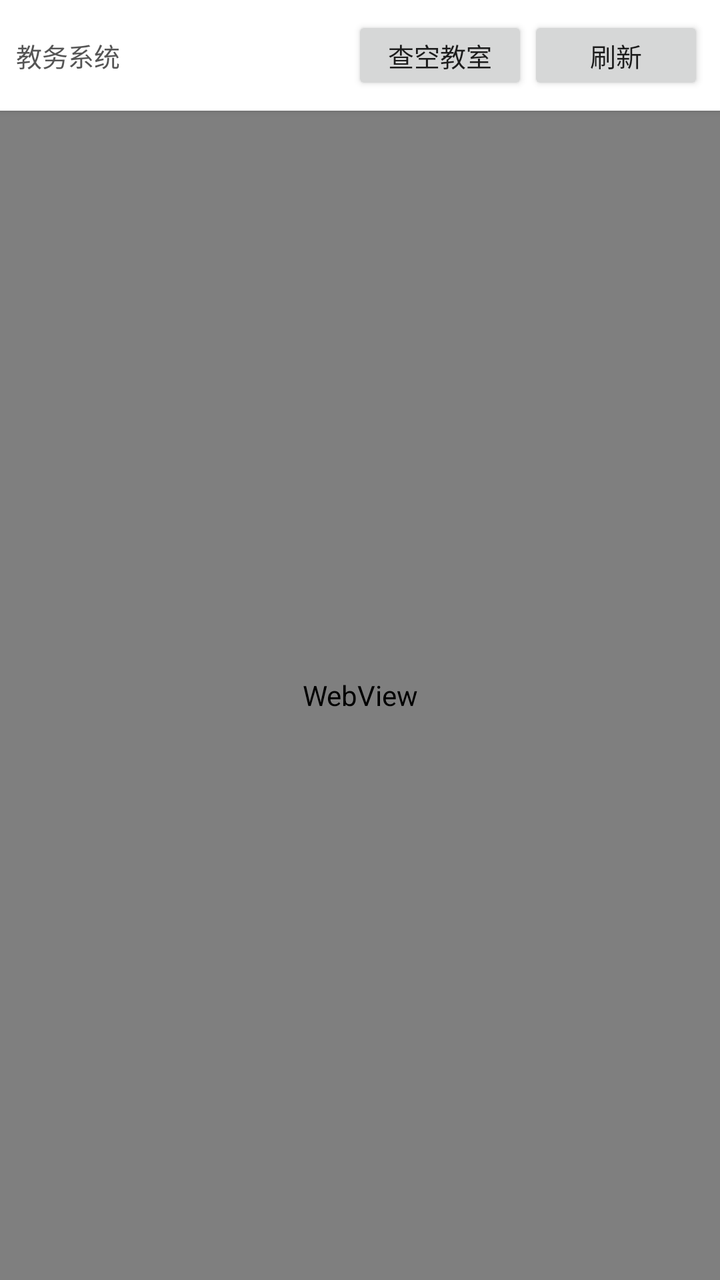
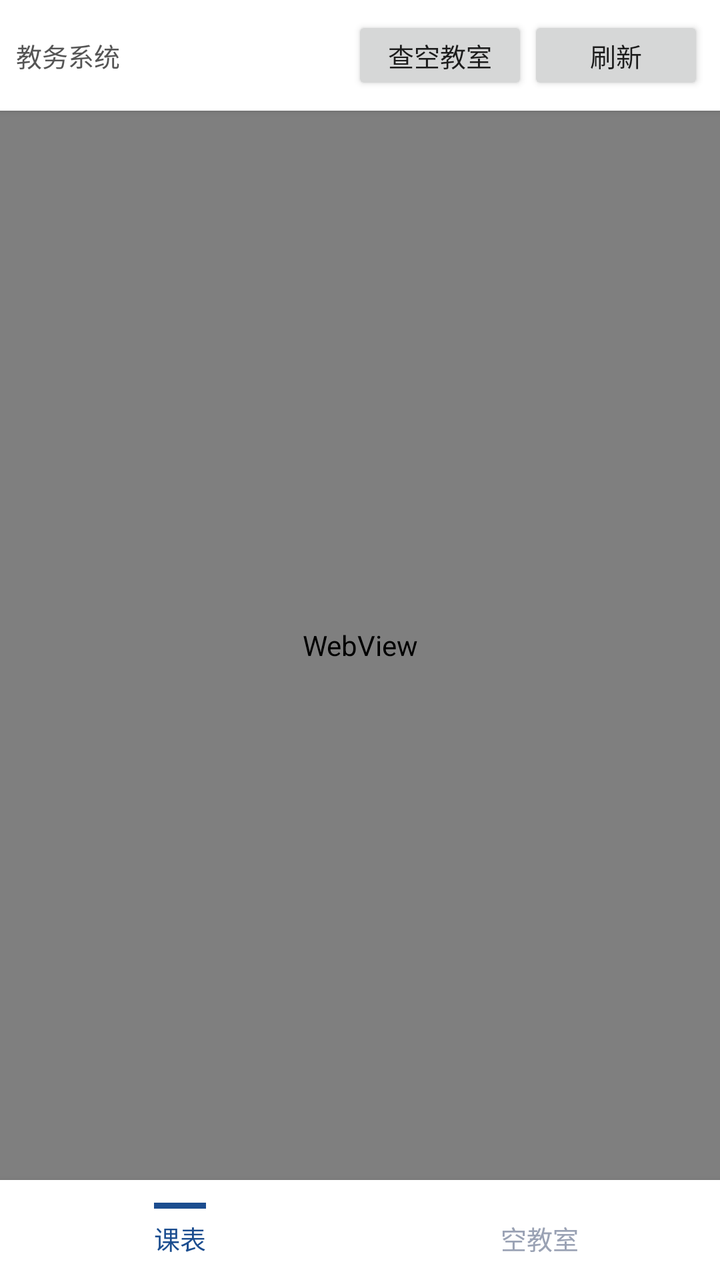

Compare the two renders of this Android layout. The source of the first and the diff that turns it into the second are given below.
<!-- AndroidManifest.xml: application theme AppTheme -->
<!-- res/layout/activity_main.xml -->
<?xml version="1.0" encoding="utf-8"?>
<LinearLayout xmlns:android="http://schemas.android.com/apk/res/android"
    android:layout_width="match_parent"
    android:layout_height="match_parent"
    android:orientation="vertical"
    android:background="#f5f6f8">

    <LinearLayout
        android:layout_width="match_parent"
        android:layout_height="wrap_content"
        android:orientation="horizontal"
        android:gravity="center_vertical"
        android:padding="8dp"
        android:background="#ffffff"
        android:elevation="2dp">

        <TextView
            android:id="@+id/statusText"
            android:layout_width="0dp"
            android:layout_height="wrap_content"
            android:layout_weight="1"
            android:text="教务系统"
            android:textSize="13sp"
            android:textColor="#555"
            android:maxLines="2" />

        <Button
            android:id="@+id/btnQuery"
            android:layout_width="wrap_content"
            android:layout_height="wrap_content"
            android:text="查空教室"
            android:textSize="13sp"
            android:minHeight="36dp" />

        <Button
            android:id="@+id/btnBack"
            android:layout_width="wrap_content"
            android:layout_height="wrap_content"
            android:text="返回教务"
            android:textSize="13sp"
            android:minHeight="36dp"
            android:visibility="gone" />

        <Button
            android:id="@+id/btnRefreshData"
            android:layout_width="wrap_content"
            android:layout_height="wrap_content"
            android:text="刷新数据"
            android:textSize="13sp"
            android:minHeight="36dp"
            android:visibility="gone" />

        <Button
            android:id="@+id/btnRefresh"
            android:layout_width="wrap_content"
            android:layout_height="wrap_content"
            android:text="刷新"
            android:textSize="13sp"
            android:minHeight="36dp" />
    </LinearLayout>

    <ProgressBar
        android:id="@+id/progressBar"
        style="?android:attr/progressBarStyleHorizontal"
        android:layout_width="match_parent"
        android:layout_height="3dp"
        android:max="100"
        android:visibility="gone" />

    <FrameLayout
        android:layout_width="match_parent"
        android:layout_height="0dp"
        android:layout_weight="1">

        <WebView
            android:id="@+id/loginView"
            android:layout_width="match_parent"
            android:layout_height="match_parent" />

        <WebView
            android:id="@+id/resultView"
            android:layout_width="match_parent"
            android:layout_height="match_parent"
            android:visibility="gone" />
    </FrameLayout>
</LinearLayout>
<!-- resources referenced by this layout -->
<resources>
  <style name="AppTheme" parent="android:Theme.Material.Light.NoActionBar">
          <item name="android:statusBarColor">#ffffff</item>
          <item name="android:windowLightStatusBar">true</item>
      </style>
</resources>

<!-- the commit's change to res/layout/activity_main.xml (unified diff, before → after) -->
@@ -51,6 +51,24 @@
             android:visibility="gone" />
 
         <Button
+            android:id="@+id/btnImport"
+            android:layout_width="wrap_content"
+            android:layout_height="wrap_content"
+            android:text="导入课表"
+            android:textSize="13sp"
+            android:minHeight="36dp"
+            android:visibility="gone" />
+
+        <Button
+            android:id="@+id/btnReimport"
+            android:layout_width="wrap_content"
+            android:layout_height="wrap_content"
+            android:text="重新导入"
+            android:textSize="13sp"
+            android:minHeight="36dp"
+            android:visibility="gone" />
+
+        <Button
             android:id="@+id/btnRefresh"
             android:layout_width="wrap_content"
             android:layout_height="wrap_content"
@@ -83,4 +101,63 @@
             android:layout_height="match_parent"
             android:visibility="gone" />
     </FrameLayout>
+
+    <LinearLayout
+        android:layout_width="match_parent"
+        android:layout_height="50dp"
+        android:orientation="horizontal"
+        android:background="#ffffff"
+        android:elevation="6dp">
+
+        <LinearLayout
+            android:id="@+id/tabSchedule"
+            android:layout_width="0dp"
+            android:layout_height="match_parent"
+            android:layout_weight="1"
+            android:orientation="vertical"
+            android:gravity="center"
+            android:background="?android:attr/selectableItemBackground">
+
+            <View
+                android:id="@+id/indSchedule"
+                android:layout_width="26dp"
+                android:layout_height="3dp"
+                android:layout_marginBottom="5dp"
+                android:background="#1B4D8F" />
+
+            <TextView
+                android:id="@+id/tvSchedule"
+                android:layout_width="wrap_content"
+                android:layout_height="wrap_content"
+                android:text="课表"
+                android:textSize="13sp"
+                android:textColor="#1B4D8F" />
+        </LinearLayout>
+
+        <LinearLayout
+            android:id="@+id/tabClassroom"
+            android:layout_width="0dp"
+            android:layout_height="match_parent"
+            android:layout_weight="1"
+            android:orientation="vertical"
+            android:gravity="center"
+            android:background="?android:attr/selectableItemBackground">
+
+            <View
+                android:id="@+id/indClassroom"
+                android:layout_width="26dp"
+                android:layout_height="3dp"
+                android:layout_marginBottom="5dp"
+                android:background="#1B4D8F"
+                android:visibility="invisible" />
+
+            <TextView
+                android:id="@+id/tvClassroom"
+                android:layout_width="wrap_content"
+                android:layout_height="wrap_content"
+                android:text="空教室"
+                android:textSize="13sp"
+                android:textColor="#9aa2b4" />
+        </LinearLayout>
+    </LinearLayout>
 </LinearLayout>
